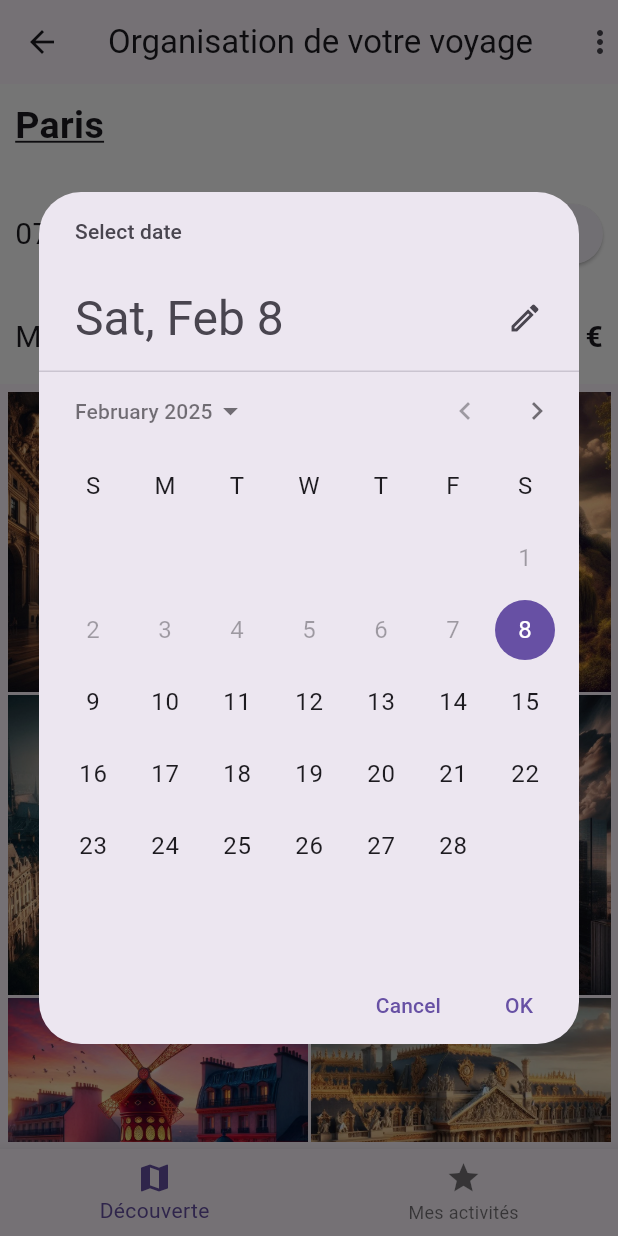
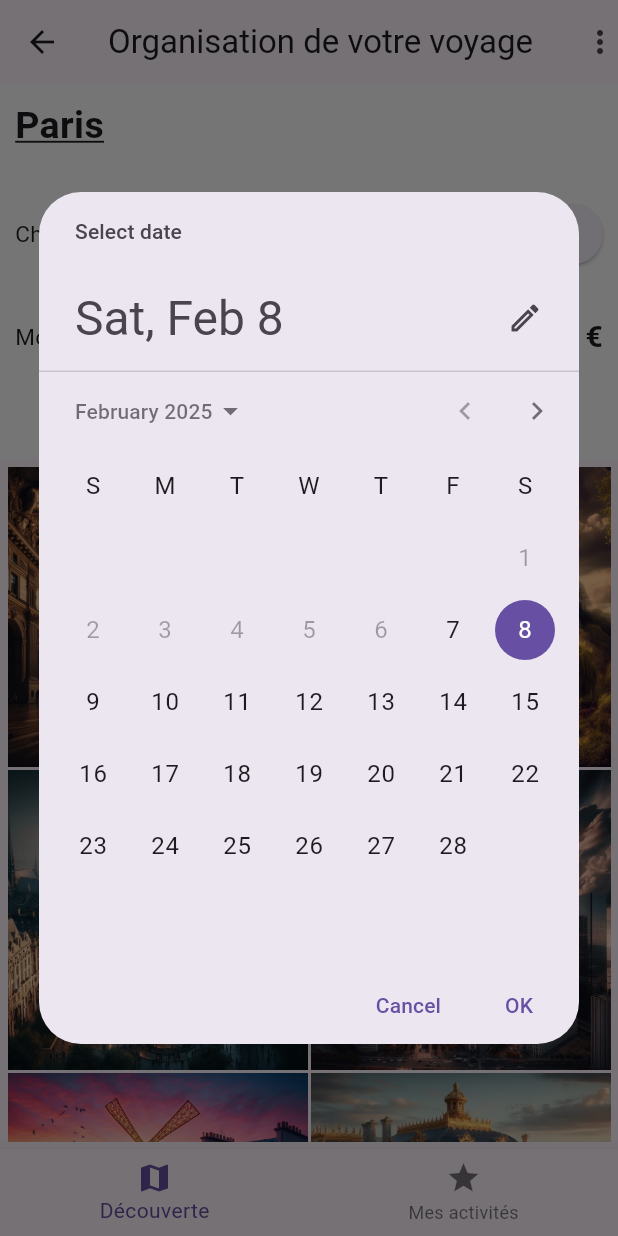
Before and after one commit to KevinStandaert/city_tr, a Flutter app: the screen it shows after launch, after a tap on "Selectionner une date", on a phone screen of 412 x 824 dp. Run offline on Flutter 3.47's test engine with Material 3 defaults, Android fonts, the phone set to English and light mode, and no system bars.

Commit message:
feat dynamic date

```diff
--- a/lib/models/trip.model.dart
+++ b/lib/models/trip.model.dart
@@ -1,7 +1,7 @@
 class Trip {
   String city;
   List<String> activities;
-  DateTime date;
+  DateTime? date;
 
-  Trip({required this.city, required this.activities, required this.date});
+  Trip({required this.city, required this.activities, this.date});
 }
--- a/lib/views/city/city.dart
+++ b/lib/views/city/city.dart
@@ -16,14 +16,21 @@ class City extends StatefulWidget {
 }
 
 class _CityState extends State<City> {
-  Trip myTrip = Trip(activities: [], city: 'Paris', date: DateTime.now());
-  int index = 0;
+  late Trip myTrip;
+  late int index;
+
+  @override
+  void initState() {
+    super.initState();
+    index = 0;
+    myTrip = Trip(activities: [], city: 'Paris', date: null);
+  }
 
   void setDate() {
     showDatePicker(
       context: context,
       initialDate: DateTime.now().add(Duration(days: 1)),
-      firstDate: DateTime.now().add(Duration(days: 1)),
+      firstDate: DateTime.now(),
       lastDate: DateTime.now().add(Duration(days: 365)),
     ).then((newDate) {
       if (newDate != null) {
--- a/lib/views/city/widgets/trip_overview.dart
+++ b/lib/views/city/widgets/trip_overview.dart
@@ -16,7 +16,7 @@ class TripOverview extends StatelessWidget {
   Widget build(BuildContext context) {
     return Container(
       padding: EdgeInsets.all(10),
-      height: 200,
+      height: 250,
       color: Colors.white,
       child: Column(
         crossAxisAlignment: CrossAxisAlignment.start,
@@ -36,8 +36,10 @@ class TripOverview extends StatelessWidget {
             children: [
               Expanded(
                 child: Text(
-                  DateFormat("dd/MM/y").format(myTrip.date),
-                  style: TextStyle(fontSize: 20),
+                  myTrip.date != null
+                      ? DateFormat("dd/MM/y").format(myTrip.date!)
+                      : 'Choisissez une date',
+                  style: TextStyle(fontSize: 15),
                 ),
               ),
               ElevatedButton(
@@ -54,7 +56,7 @@ class TripOverview extends StatelessWidget {
               Expanded(
                 child: Text(
                   'Montant par personne',
-                  style: TextStyle(fontSize: 20),
+                  style: TextStyle(fontSize: 15),
                 ),
               ),
               Text(
```
